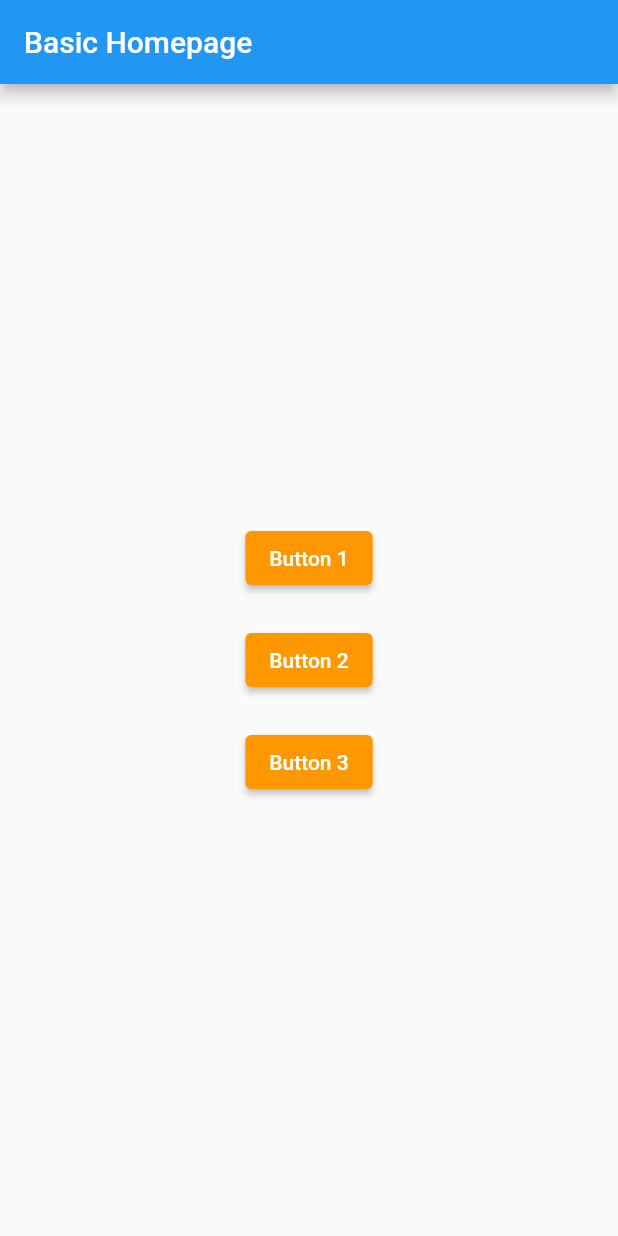
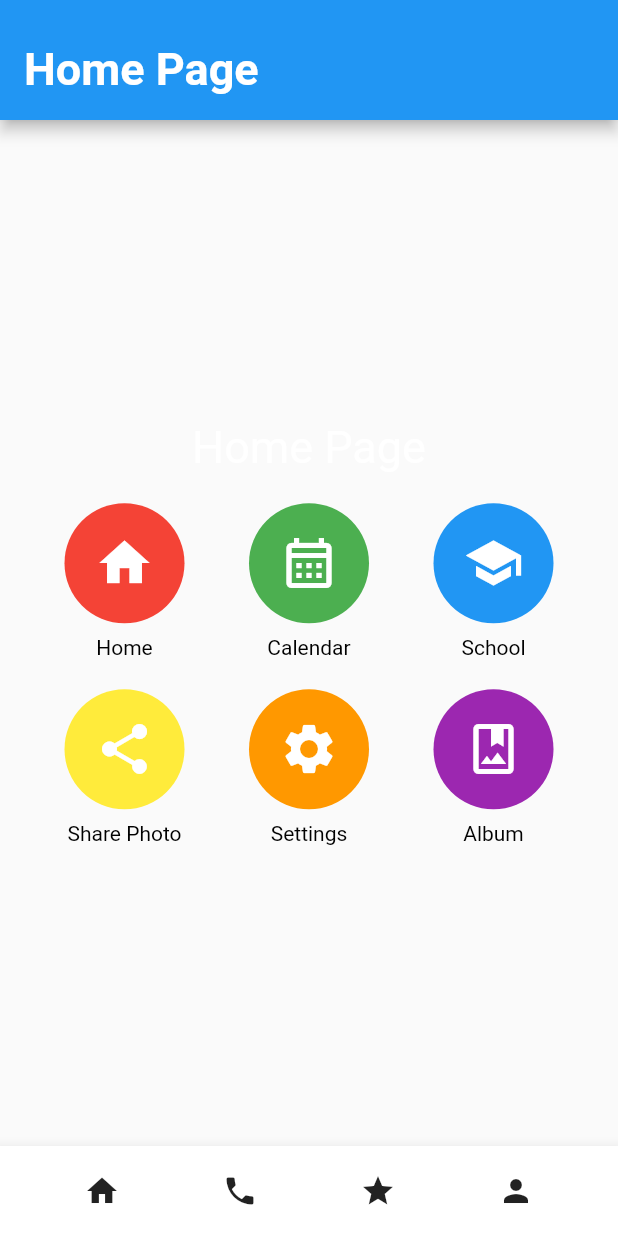
Before and after one commit to LikeABoss12/FBLAMobileApp, a Flutter app: the screen it shows after launch, after a tap on the "home" icon, on a phone screen of 412 x 824 dp. Run offline on Flutter 3.47's test engine with Material 2 defaults, Android fonts, the phone set to English and light mode, and no system bars; our stand-ins replace table_calendar.

Commit message:
updated home page with better aesthetic. home page will be used as main base towards other files in application.

```diff
--- a/lib/calendar.dart
+++ b/lib/calendar.dart
@@ -60,7 +60,7 @@ class _CalendarScreenState extends State<CalendarScreen> {
             onPressed: () {
               Navigator.push(
                 context,
-                MaterialPageRoute(builder: (context) => MyApp()),
+                MaterialPageRoute(builder: (context) => HomePage()),
               );
             },
           ),
--- a/lib/homepage.dart
+++ b/lib/homepage.dart
@@ -1,66 +1,163 @@
 import 'package:flutter/material.dart';
 
 void main() {
-  runApp(MyApp());
-}
-
-class MyApp extends StatelessWidget {
-  @override
-  Widget build(BuildContext context) {
-    return MaterialApp(
-      title: 'Basic Homepage',
-      theme: ThemeData(
-        primarySwatch: Colors.blue,
-        visualDensity: VisualDensity.adaptivePlatformDensity,
-      ),
-      home: HomePage(),
-    );
-  }
+  runApp(HomePage());
 }
 
 class HomePage extends StatelessWidget {
   @override
   Widget build(BuildContext context) {
-    return Scaffold(
-      appBar: AppBar(
-        title: Text('Basic Homepage'),
+    return MaterialApp(
+      title: 'Home Page',
+      theme: ThemeData(
+        primarySwatch: Colors.blue,
       ),
-      body: Center(
-        child: Column(
+      home: Scaffold(
+        appBar: AppBar(
+          title: Padding(
+            padding: EdgeInsets.only(top: 12),
+            child: Text(
+              'Home Page',
+              style: TextStyle(
+                fontSize: 30,
+                fontWeight: FontWeight.bold,
+              ),
+            ),
+          ),
+          centerTitle: false,
+          elevation: 4, // Adjust elevation as needed
+          toolbarHeight: 80, // Adjust toolbar height as needed
+        ),
+        body: Column(
           mainAxisAlignment: MainAxisAlignment.center,
           children: [
-            ElevatedButton(
-              onPressed: () {
-                // Add your navigation logic here
-              },
-              style: ButtonStyle(
-                backgroundColor: MaterialStateProperty.all<Color>(Colors.orange),
-              ),
-              child: Text('Button 1'),
+            Text(
+              'Home Page',
+              style: TextStyle(fontSize: 30, color: Colors.white),
+              textAlign: TextAlign.left,
             ),
             SizedBox(height: 20),
-            ElevatedButton(
-              onPressed: () {
-                // Add your navigation logic here
-              },
-              style: ButtonStyle(
-                backgroundColor: MaterialStateProperty.all<Color>(Colors.orange),
-              ),
-              child: Text('Button 2'),
+            Row(
+              mainAxisAlignment: MainAxisAlignment.spaceEvenly,
+              children: [
+                CircularButton(
+                  color: Colors.red,
+                  icon: Icons.home,
+                  label: 'Home',
+                ),
+                CircularButton(
+                  color: Colors.green,
+                  icon: Icons.calendar_month_outlined,
+                  label: 'Calendar',
+                ),
+                CircularButton(
+                  color: Colors.blue,
+                  icon: Icons.school,
+                  label: 'School',
+                ),
+              ],
             ),
             SizedBox(height: 20),
-            ElevatedButton(
-              onPressed: () {
-                // Add your navigation logic here
-              },
-              style: ButtonStyle(
-                backgroundColor: MaterialStateProperty.all<Color>(Colors.orange),
-              ),
-              child: Text('Button 3'),
+            Row(
+              mainAxisAlignment: MainAxisAlignment.spaceEvenly,
+              children: [
+                CircularButton(
+                  color: Colors.yellow,
+                  icon: Icons.share,
+                  label: 'Share Photo',
+                ),
+                CircularButton(
+                  color: Colors.orange,
+                  icon: Icons.settings,
+                  label: 'Settings',
+                ),
+                CircularButton(
+                  color: Colors.purple,
+                  icon: Icons.photo_album_outlined,
+                  label: 'Album',
+                ),
+              ],
             ),
           ],
+        ),
+        bottomNavigationBar: BottomAppBar(
+          child: Container(
+            height: 60,
+            child: Row(
+              mainAxisAlignment: MainAxisAlignment.spaceEvenly,
+              children: [
+                IconButton(
+                  icon: Icon(Icons.home),
+                  onPressed: () {
+                    // Handle home icon press
+                  },
+                ),
+                IconButton(
+                  icon: Icon(Icons.phone),
+                  onPressed: () {
+                    // Handle phone icon press
+                  },
+                ),
+                IconButton(
+                  icon: Icon(Icons.grade),
+                  onPressed: () {
+                    // Handle grades icon press
+                  },
+                ),
+                IconButton(
+                  icon: Icon(Icons.person),
+                  onPressed: () {
+                    // Handle profile icon press
+                  },
+                ),
+              ],
+            ),
+          ),
         ),
       ),
     );
   }
 }
+
+class CircularButton extends StatelessWidget {
+  final Color color;
+  final IconData icon;
+  final String label;
+
+  const CircularButton({
+    required this.color,
+    required this.icon,
+    required this.label,
+  });
+
+  @override
+  Widget build(BuildContext context) {
+    return GestureDetector(
+      onTap: () {
+        // Handle circular button press
+      },
+      child: Column(
+        children: [
+          Container(
+            width: 80,
+            height: 80,
+            decoration: BoxDecoration(
+              color: color,
+              shape: BoxShape.circle,
+            ),
+            child: Icon(
+              icon,
+              size: 40,
+              color: Colors.white,
+            ),
+          ),
+          SizedBox(height: 8),
+          Text(
+            label,
+            style: TextStyle(color: Colors.black),
+          ),
+        ],
+      ),
+    );
+  }
+}
```
